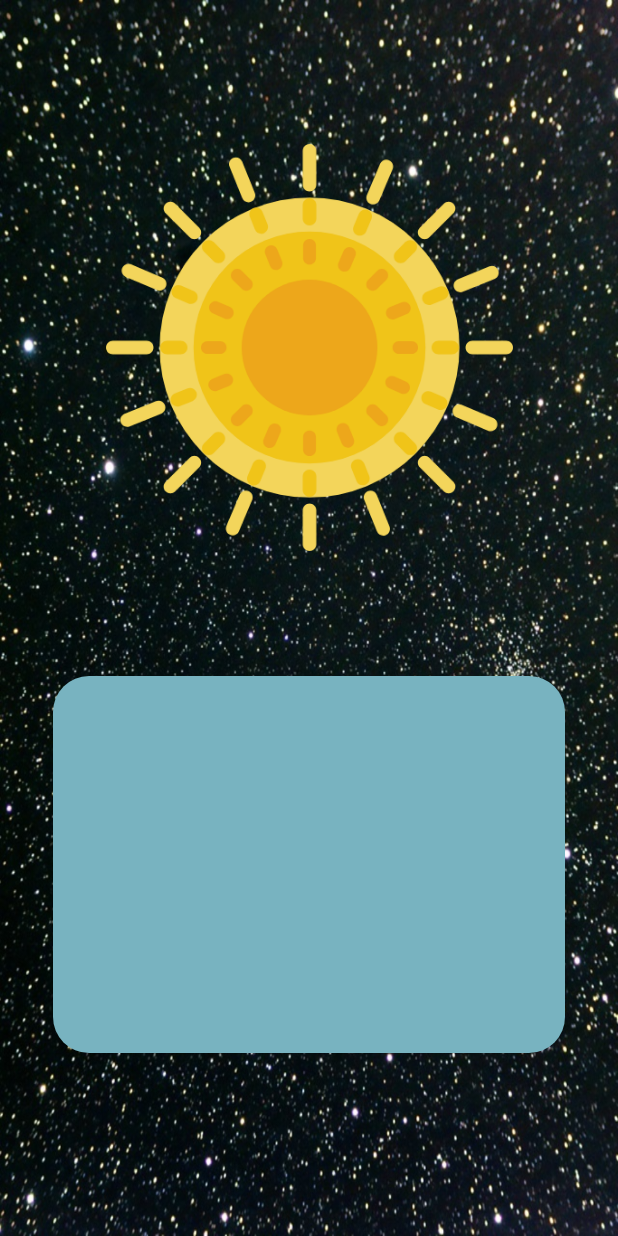
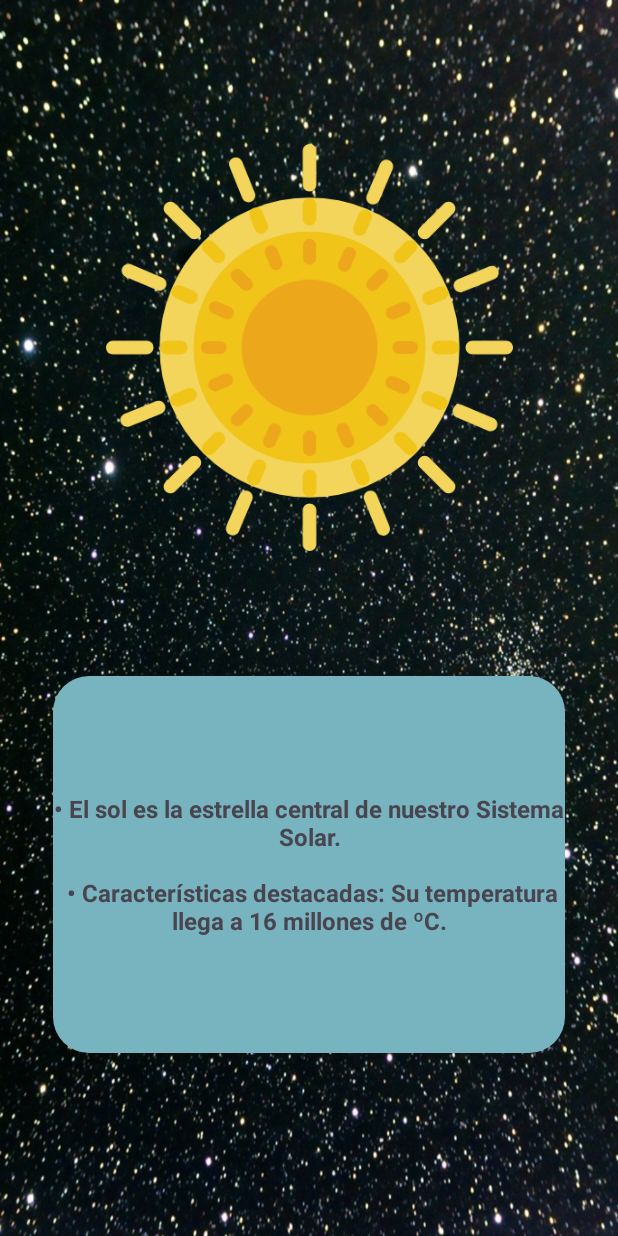
Before and after one commit to emunozce/Planetario, an Android app: the PlanetasActivity screen opened directly, with no data from a screen before it, after a tap on an icon or button, on a phone screen of 412 x 824 dp. Run offline under Robolectric (Android 15) with nearby library versions, the phone set to English and light mode, and no system bars.

Commit message:
Se hace update las strings con datos de los planetas y galaxias

```diff
--- a/app/src/main/res/values/strings.xml
+++ b/app/src/main/res/values/strings.xml
@@ -1,6 +1,8 @@
 <resources>
     <string name="app_name">Proyecto_final</string>
-    <string name="sun_info"></string>
+    <string name="sun_info">\u2022 El sol es la estrella central de nuestro Sistema Solar.\n\n
+    \u2022 Características destacadas: Su temperatura llega a 16 millones de ºC.
+    </string>
     <string name="mercurio_info">\u2022 Distancia al Sol: Aproximadamente 57.9 millones de kilómetros.\n\n
 \u2022 Características destacadas: Es el planeta más cercano al Sol y tiene
 temperaturas extremadamente altas en su superficie durante el día y muy
```
